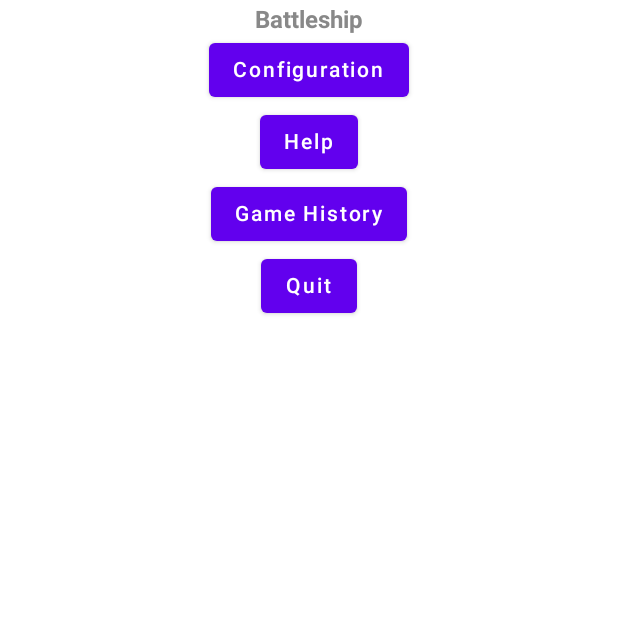
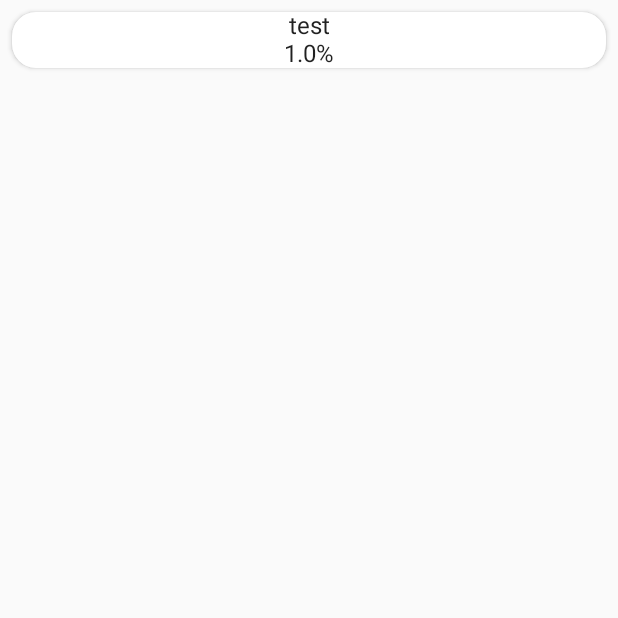
Before and after one commit to xipi3000/battleship, an Android app built with Jetpack Compose: the screen it shows after launch (MainActivity before the commit, GameHistory after it), after a tap on "Game History", on a phone screen of 412 x 824 dp, the top half of it. Run offline under Robolectric (Android 15) with nearby library versions, the phone set to English and light mode, and no system bars; our stand-ins replace Room's generated code.

Commit message:
half working, just gotta show correctly

```diff
--- a/app/src/main/AndroidManifest.xml
+++ b/app/src/main/AndroidManifest.xml
@@ -3,6 +3,7 @@
     xmlns:tools="http://schemas.android.com/tools" >
 
     <application
+        android:name=".ddbb.GameInfoApplication"
         android:allowBackup="true"
         android:dataExtractionRules="@xml/data_extraction_rules"
         android:fullBackupContent="@xml/backup_rules"
@@ -46,7 +47,7 @@
             android:theme="@style/Theme.Battleship" >
         </activity>
         <activity
-            android:name=".GameHistory"
+            android:name=".ddbb.GameHistory"
             android:exported="true"
             android:theme="@style/Theme.Battleship" >
         </activity>
--- a/app/src/main/java/com/example/battleship/MainActivity.kt
+++ b/app/src/main/java/com/example/battleship/MainActivity.kt
@@ -19,6 +19,7 @@ import androidx.compose.ui.platform.LocalContext
 import androidx.compose.ui.text.font.FontWeight
 import androidx.compose.ui.tooling.preview.Preview
 import androidx.compose.ui.unit.dp
+import com.example.battleship.ddbb.GameHistory
 import com.example.battleship.ui.theme.BattleshipTheme
 import kotlin.system.exitProcess
 
@@ -51,7 +52,7 @@ fun MainView() {
             Button(onClick = { context.startActivity(Intent(context,HelpActivity::class.java)) }) {
                 Text(text = "Help")
             }
-            Button(onClick = { context.startActivity(Intent(context,GameHistory::class.java)) }) {
+            Button(onClick = { context.startActivity(Intent(context, GameHistory::class.java)) }) {
                 Text(text = "Game History")
             }
             Button(onClick = {activity.finish(); exitProcess(0) }) {
--- a/app/src/main/java/com/example/battleship/ddbb/GameHistory.kt
+++ b/app/src/main/java/com/example/battleship/ddbb/GameHistory.kt
@@ -5,28 +5,40 @@ import androidx.activity.ComponentActivity
 import androidx.activity.compose.setContent
 import androidx.activity.viewModels
 import androidx.compose.foundation.layout.Column
-import androidx.compose.foundation.layout.Row
+import androidx.compose.foundation.layout.fillMaxWidth
+import androidx.compose.foundation.layout.padding
 import androidx.compose.foundation.lazy.LazyColumn
+import androidx.compose.foundation.shape.CornerSize
+import androidx.compose.foundation.shape.RoundedCornerShape
+import androidx.compose.material.Card
 import androidx.compose.material.Text
 import androidx.compose.runtime.Composable
+import androidx.compose.ui.Alignment
+import androidx.compose.ui.Modifier
+import androidx.compose.ui.graphics.Color
+import androidx.compose.ui.unit.dp
 import androidx.recyclerview.widget.LinearLayoutManager
 import androidx.recyclerview.widget.RecyclerView
 import com.example.battleship.ui.theme.BattleshipTheme
 
 class GameHistory  : ComponentActivity(){
-    val GameInfoViewModel: GameInfoViewModel by viewModels {
-        WordViewModelFactory((application as GameInfoApplication).repository)
+    private val gameInfoViewModel: GameInfoViewModel by viewModels {
+        GameInfoViewModelFactory((application as GameInfoApplication).repository)
     }
     override fun onCreate(savedInstanceState: Bundle?) {
         super.onCreate(savedInstanceState)
+        /*1 me sembla que això no ho utilitzo, no se com d'important es fer-ho */
         val recyclerView = RecyclerView(this)
         val adapter = GameInfoListAdapter()
         recyclerView.adapter = adapter
         recyclerView.layoutManager = LinearLayoutManager(this)
-        GameInfoViewModel.allGames.observe(this) { games ->
+        /*1 */
+        /*2 potser lo de que només s'actualitzi sota x condicions te a veure amb això? */
+        gameInfoViewModel.allGames.observe(this) { games ->
             // Update the cached copy of the words in the adapter.
             games.let { adapter.submitList(it) }
         }
+        /*2 */
         setContent {
             BattleshipTheme {
                 MainView()
@@ -36,24 +48,35 @@ class GameHistory  : ComponentActivity(){
 
     @Composable
     fun MainView(){
-        LazyColumn(content = {
+        val elements = gameInfoViewModel.allGames
+        val size = elements.value?.size ?: 0
+        var count = 0
+        LazyColumn {
             //llista d'elements clickables que diuen un resum de les dades de la partida
-            items(5){
-                Sumary()
-            }
-        })
-    }
-    @Composable
-    fun Sumary(){
-        return Column(){
-            Row(){
-                //player name - time
-                Text(text = "player name - time")
-            }
-            Row(){
-                //%aciertos
-                Text(text = "%aciertos")
+            items(size) {
+                elements.value?.let { it1 -> Sumary(it1[count]) }
+                count++
             }
         }
     }
+    @Composable
+    fun Sumary(game: GameInfo){
+        //Versió turbo goofy dels resums dels logs, faltarà fer clickable i que t'obri el log sencer
+        return Card(
+            modifier = Modifier.padding(horizontal = 8.dp, vertical = 8.dp).fillMaxWidth(),
+            elevation = 2.dp,
+            backgroundColor = Color.White,
+            shape = RoundedCornerShape(corner = CornerSize(16.dp))
+        ){
+            Column(
+                horizontalAlignment = Alignment.CenterHorizontally
+            ){
+                val name = game.alias
+                val acc = game.accuracy
+                Text(text = name)
+                Text(text = "$acc%")
+            }
+        }
+
+    }
 }
--- /dev/null
+++ b/app/src/main/java/com/example/battleship/ddbb/GameInfo.kt
@@ -0,0 +1,17 @@
+package com.example.battleship.ddbb
+
+import androidx.room.ColumnInfo
+import androidx.room.Entity
+import androidx.room.PrimaryKey
+
+@Entity(tableName = "previous_games")
+class GameInfo(
+    //potser s'ha d'afegir un PrimaryKey diferent tho, que el nom en teoria s'ha de poder repetir?
+    //fiquem un automàtic i apañao, total només volem veure coses
+    @PrimaryKey @ColumnInfo(name="playerName") val alias: String,
+    @ColumnInfo(name="ending") val result: String,
+    @ColumnInfo(name="fired") val shots: Int,
+    @ColumnInfo(name="hit") val hit: Int,
+    @ColumnInfo(name="miss") val miss: Int,
+    @ColumnInfo(name="accuracy") val accuracy: Float,
+    )
--- /dev/null
+++ b/app/src/main/java/com/example/battleship/ddbb/GameInfoApplication.kt
@@ -0,0 +1,14 @@
+package com.example.battleship.ddbb
+
+import android.app.Application
+import kotlinx.coroutines.CoroutineScope
+import kotlinx.coroutines.SupervisorJob
+
+/*Tal qual del tutorial [ús només al crear el ViewModel]*/
+class GameInfoApplication : Application() {
+
+    private val appScope = CoroutineScope(SupervisorJob())
+
+    private val database by lazy {GameInfoRoomDatabase.getDatabase(this, appScope)}
+    val repository by lazy {GameInfoRepository(database.GameInfoDao())}
+}
--- /dev/null
+++ b/app/src/main/java/com/example/battleship/ddbb/GameInfoDao.kt
@@ -0,0 +1,20 @@
+package com.example.battleship.ddbb
+
+import androidx.room.Dao
+import androidx.room.Insert
+
+import androidx.room.Query
+import kotlinx.coroutines.flow.Flow
+
+/*Tal qual del tutorial*/
+@Dao
+interface GameInfoDao {
+    @Query("SELECT * FROM previous_games")
+    fun getGames(): Flow<List<GameInfo>>
+
+    @Insert //li trec el onConflict perque com tenim PrimareyKey el nom pos
+    suspend fun insert(shot: GameInfo)
+
+    @Query("DELETE FROM previous_games")
+    suspend fun deleteAll()
+}
--- /dev/null
+++ b/app/src/main/java/com/example/battleship/ddbb/GameInfoRepository.kt
@@ -0,0 +1,14 @@
+package com.example.battleship.ddbb
+
+import androidx.annotation.WorkerThread
+import kotlinx.coroutines.flow.Flow
+
+/*Tal qual del tutorial*/
+class GameInfoRepository (private val gameDao: GameInfoDao) {
+    val allGames: Flow<List<GameInfo>> = gameDao.getGames()
+
+    @WorkerThread
+    suspend fun insert(shot: GameInfo) {
+        gameDao.insert(shot)
+    }
+}
--- /dev/null
+++ b/app/src/main/java/com/example/battleship/ddbb/GameInfoRoomDatabase.kt
@@ -0,0 +1,55 @@
+package com.example.battleship.ddbb
+
+import android.content.Context
+import android.util.Log
+import androidx.room.Database
+import androidx.room.Room
+import androidx.room.RoomDatabase
+import androidx.sqlite.db.SupportSQLiteDatabase
+import kotlinx.coroutines.CoroutineScope
+import kotlinx.coroutines.launch
+
+/*Tal qual del exemple menos el populate*/
+@Database(entities = [GameInfo::class], version = 1, exportSchema = false)
+abstract class GameInfoRoomDatabase : RoomDatabase() {
+    // Annotates class to be a Room Database with a table (entity) of the GameInfo class
+    abstract fun GameInfoDao(): GameInfoDao
+
+    companion object {
+        @Volatile
+        private var INSTANCE: GameInfoRoomDatabase? = null
+
+        fun getDatabase(context: Context, scope: CoroutineScope): GameInfoRoomDatabase {
+            return INSTANCE ?: synchronized(this) {
+                val instance = Room.databaseBuilder(
+                    context.applicationContext,
+                    GameInfoRoomDatabase::class.java,
+                    "previous_games"
+                ).addCallback(GameInfoDatabaseCallback(scope)).build()
+                INSTANCE = instance
+                // return instance
+                instance
+            }
+        }
+    }
+
+    private class GameInfoDatabaseCallback(
+        private val scope: CoroutineScope
+    ) : Callback() {
+
+        override fun onCreate(db: SupportSQLiteDatabase) {
+            super.onCreate(db)
+            INSTANCE?.let { database ->
+                scope.launch {
+                    populateDatabase(database.GameInfoDao())
+                }
+            }
+        }
+
+        suspend fun populateDatabase(gameDao: GameInfoDao) {
+            gameDao.insert(GameInfo("test", "test", 1, 1,1,1f))
+            Log.i("GameInfo", "Added test entry")
+        }
+    }
+
+}
--- /dev/null
+++ b/app/src/main/java/com/example/battleship/ddbb/GameInfoViewModel.kt
@@ -0,0 +1,26 @@
+package com.example.battleship.ddbb
+
+import androidx.lifecycle.LiveData
+import androidx.lifecycle.ViewModel
+import androidx.lifecycle.ViewModelProvider
+import androidx.lifecycle.asLiveData
+import androidx.lifecycle.viewModelScope
+import kotlinx.coroutines.launch
+
+/*Tal qual del tutorial*/
+class GameInfoViewModel (private val repository: GameInfoRepository) : ViewModel() {
+    val allGames: LiveData<List<GameInfo>> = repository.allGames.asLiveData()
+    fun insert(game: GameInfo) = viewModelScope.launch {
+        repository.insert(game)
+    }
+}
+
+class GameInfoViewModelFactory(private val repository: GameInfoRepository) : ViewModelProvider.Factory {
+    override fun <T : ViewModel> create(modelClass: Class<T>): T {
+        if (modelClass.isAssignableFrom(GameInfoViewModel::class.java)) {
+            @Suppress("UNCHECKED_CAST")
+            return GameInfoViewModel(repository) as T
+        }
+        throw IllegalArgumentException("Unknown ViewModel class")
+    }
+}
```
Also changed, not shown: app/build.gradle (+37 -2 lines), app/src/main/java/com/example/battleship/GameInterface.kt (+10 -14 lines), app/src/main/java/com/example/battleship/ResultActivity.kt (+70 -0 lines), app/src/main/java/com/example/battleship/ddbb/GameInfoListAdapter.kt (added, +50 -0 lines), build.gradle (+15 -0 lines).
